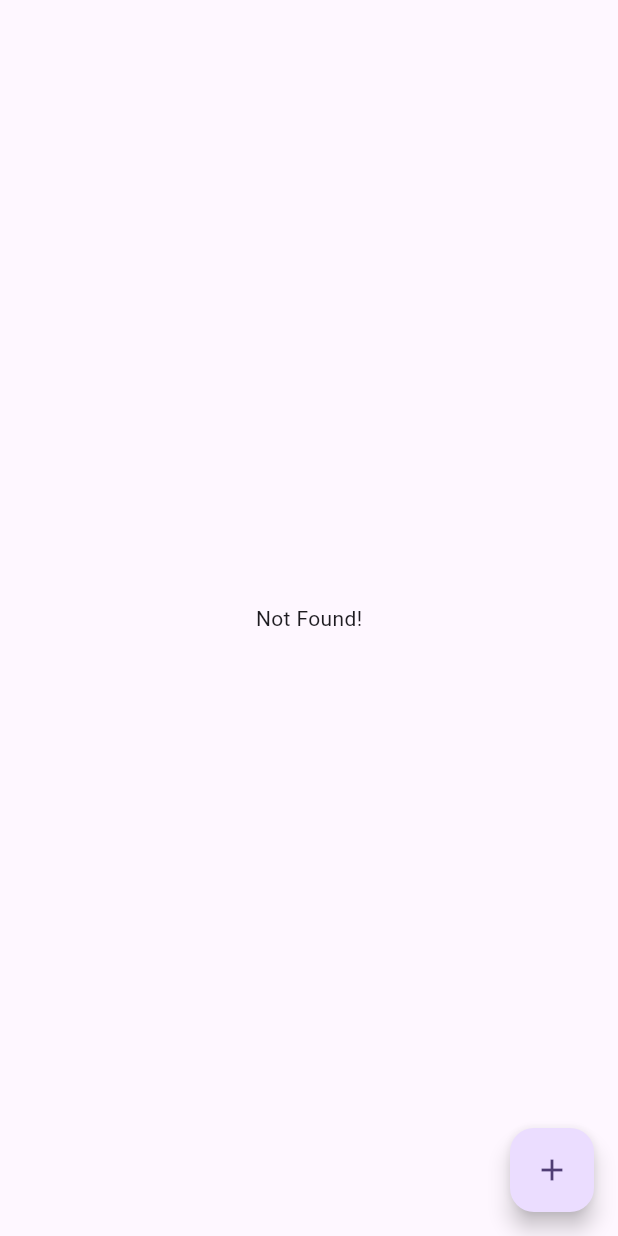
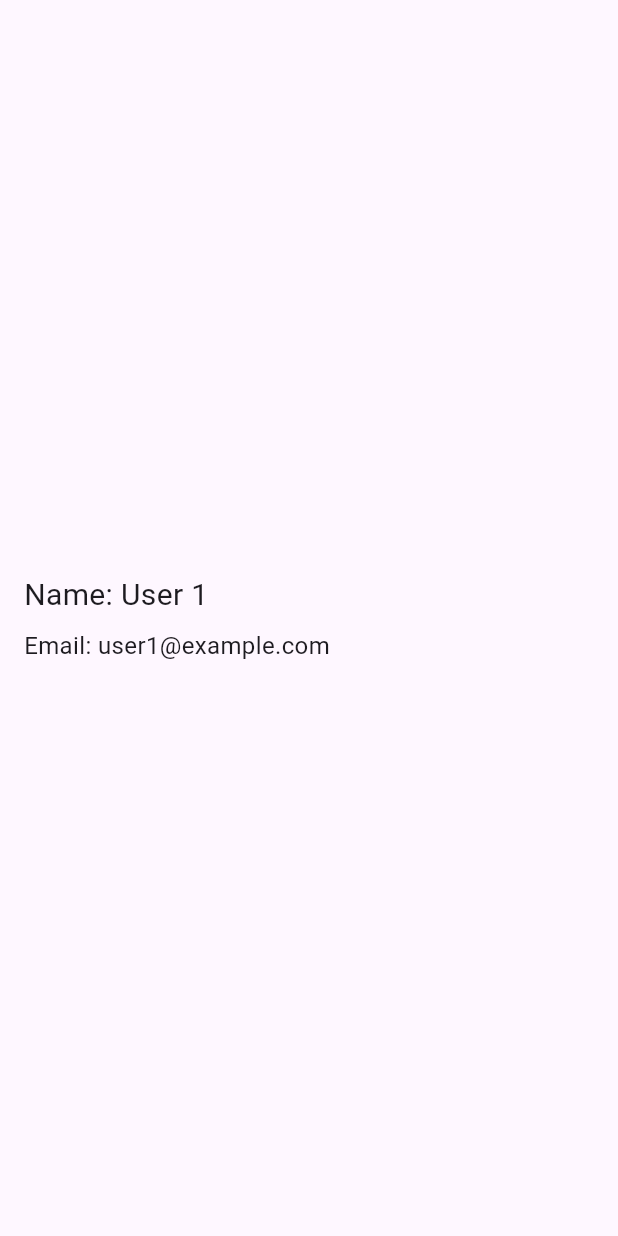
Before and after one commit to Adiikust/RiverPod_State_Managment, a Flutter app: the screen it shows after launch, on a phone screen of 412 x 824 dp. Run offline on Flutter 3.47's test engine with Material 3 defaults, Android fonts, the phone set to English and light mode, and no system bars; our stand-ins replace flutter_riverpod.

Commit message:
add future provider with static data example

```diff
--- a/lib/app/model/profile_model.dart
+++ b/lib/app/model/profile_model.dart
@@ -0,0 +1,13 @@
+class ProfileModel {
+  final int id;
+  final String name;
+  final String email;
+
+  ProfileModel({required this.id, required this.name, required this.email});
+
+  factory ProfileModel.fromJson(Map<String, dynamic> json) => ProfileModel(
+        id: json['id'],
+        name: json['name'],
+        email: json['email'],
+      );
+}
--- a/lib/app/view/future_provider_view.dart
+++ b/lib/app/view/future_provider_view.dart
@@ -1,23 +1,34 @@
 import 'package:flutter/material.dart';
 import 'package:flutter_riverpod/flutter_riverpod.dart';
-import 'package:riverpod_project/app/view_model/simple_view_model.dart';
+import '../view_model/future_view_model.dart';
 
-class SimpleProviderView extends StatelessWidget {
-  const SimpleProviderView({super.key});
+class FutureProviderView extends StatelessWidget {
+  const FutureProviderView({super.key});
 
   @override
   Widget build(BuildContext context) {
-    return SafeArea(
-      child: Scaffold(
-        body: Center(
-          child: Consumer(
-            builder: (context, ref, child) {
-              final data = ref.watch(SimpleViewModel.getString);
-              return Text(data);
-            },
+    return Scaffold(
+      body: Consumer(builder: (context, ref, child) {
+        final userAsync = ref.watch(FutureViewModel.getProfileData(1));
+        return userAsync.when(
+          data: (user) => Padding(
+            padding: const EdgeInsets.all(16.0),
+            child: Column(
+              crossAxisAlignment: CrossAxisAlignment.start,
+              mainAxisAlignment: MainAxisAlignment.center,
+              children: [
+                Text('Name: ${user.name}',
+                    style: const TextStyle(fontSize: 20)),
+                const SizedBox(height: 8),
+                Text('Email: ${user.email}',
+                    style: const TextStyle(fontSize: 16)),
+              ],
+            ),
           ),
-        ),
-      ),
+          loading: () => const Center(child: CircularProgressIndicator()),
+          error: (e, _) => Center(child: Text('Error: ${e.toString()}')),
+        );
+      }),
     );
   }
 }
--- a/lib/app/view_model/future_view_model.dart
+++ b/lib/app/view_model/future_view_model.dart
@@ -1,9 +1,24 @@
 import 'package:flutter_riverpod/flutter_riverpod.dart';
+import '../model/profile_model.dart';
 
-class SimpleViewModel {
-  static Provider<String> getString = Provider<String>(
-    (ref) {
-      return "Simple RiverPod Show Data";
+class FutureViewModel {
+  static final getProfileData = FutureProvider.family<ProfileModel, int>(
+    (ref, id) async {
+      final UserService userService = UserService();
+      return await userService.fetchUserById(id);
     },
   );
 }
+
+class UserService {
+  Future<ProfileModel> fetchUserById(int id) async {
+    await Future.delayed(const Duration(seconds: 2));
+    if (id == 0) throw Exception('User not found');
+    final data = {
+      'id': id,
+      'name': 'User $id',
+      'email': 'user$id@example.com',
+    };
+    return ProfileModel.fromJson(data);
+  }
+}
--- a/lib/main.dart
+++ b/lib/main.dart
@@ -1,6 +1,7 @@
 import 'package:flutter/material.dart';
 import 'package:flutter_riverpod/flutter_riverpod.dart';
 import 'package:riverpod_project/app/view/simple_provider_view.dart';
+import 'app/view/future_provider_view.dart';
 import 'app/view/state_notifier_provider_view.dart';
 import 'app/view/state_provider_view.dart';
 
@@ -24,7 +25,8 @@ class MyApp extends StatelessWidget {
         ),
         // home: const SimpleProviderView(),
         // home: const StateProviderView(),
-        home: const StateNotifierProviderView(),
+        // home: const StateNotifierProviderView(),
+        home: const FutureProviderView(),
       ),
     );
   }
```
